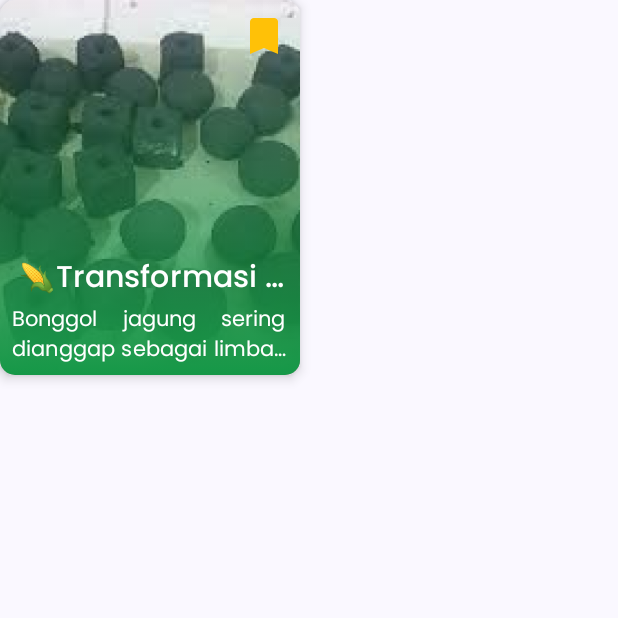
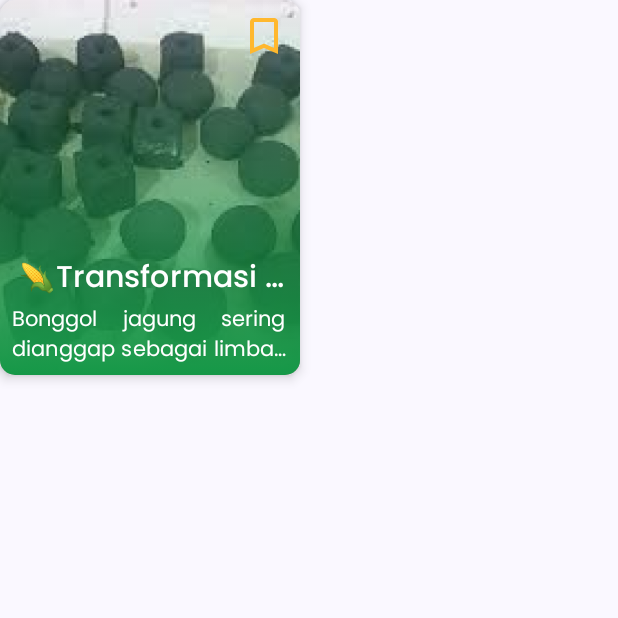
Before and after one commit to muhammadrofi12/Agrofy_App, an Android app built with Jetpack Compose: the composable CardArtikelItem called with sample values from the repository, on a phone screen of 412 x 824 dp, the top half of it. Run offline under Robolectric (Android 15) with nearby library versions, the phone set to English and light mode, and no system bars.

Commit message:
update theme.color & component cardArtikel, Video

```diff
--- a/app/src/main/java/com/example/agrofy_app/data/DummyData.kt
+++ b/app/src/main/java/com/example/agrofy_app/data/DummyData.kt
@@ -11,50 +11,71 @@ object DummyData {
             id = 1,
             judul = "Pembuatan Briket Dari Bongol Jagung",
             deskripsi = "Arang briket dari bonggol jagung adalah bahan bakar alternatif yang ramah lingkungan, terbuat dari limbah pertanian bonggol jagung yang kering. Proses pembuatannya meliputi pirolisis (pembakaran tanpa oksigen), penghalusan arang, pencampuran dengan bahan pengikat, pencetakan, dan pengeringan.",
+            tanggal = 25-10-2024,
+            kategori = "Jagung",
             duration = "03:35",
-            photo = R.drawable.video_thumb
+            photo = R.drawable.video_thumb,
+            file_video = "path file"
         ),
         Videos(
             id = 2,
             judul = "Pembuatan Briket Dari Bongol Jagung",
             deskripsi = "Lorem ipsum djdjddjdhhddahduidadnahdadoad",
+            tanggal = 25-10-2024,
+            kategori = "Jagung",
             duration = "03:35",
-            photo = R.drawable.video_thumb
+            photo = R.drawable.video_thumb,
+            file_video = "path file"
         ),
         Videos(
             id = 3,
             judul = "Pembuatan Briket Dari Bongol Jagung",
             deskripsi = "Lorem ipsum djdjddjdhhddahduidadnahdadoad",
+            tanggal = 25-10-2024,
+            kategori = "Jagung",
             duration = "03:35",
-            photo = R.drawable.video_thumb
+            photo = R.drawable.video_thumb,
+            file_video = "path file"
         ),
         Videos(
             id = 4,
             judul = "Pembuatan Briket Dari Bongol Jagung",
             deskripsi = "Lorem ipsum djdjddjdhhddahduidadnahdadoad",
+            tanggal = 25-10-2024,
+            kategori = "Jagung",
             duration = "03:35",
-            photo = R.drawable.video_thumb
+            photo = R.drawable.video_thumb,
+            file_video = "path file"
         ),
         Videos(
             id = 5,
             judul = "Pembuatan Briket Dari Bongol Jagung",
             deskripsi = "Lorem ipsum djdjddjdhhddahduidadnahdadoad",
+            tanggal = 25-10-2024,
+            kategori = "Jagung",
             duration = "03:35",
-            photo = R.drawable.video_thumb
+            photo = R.drawable.video_thumb,
+            file_video = "path file"
         ),
         Videos(
             id = 6,
             judul = "Pembuatan Briket Dari Bongol Jagung",
             deskripsi = "Lorem ipsum djdjddjdhhddahduidadnahdadoad",
+            tanggal = 25-10-2024,
+            kategori = "Jagung",
             duration = "03:35",
-            photo = R.drawable.video_thumb
+            photo = R.drawable.video_thumb,
+            file_video = "path file"
         ),
         Videos(
             id = 7,
             judul = "Pembuatan Briket Dari Bongol Jagung",
             deskripsi = "Lorem ipsum djdjddjdhhddahduidadnahdadoad",
+            tanggal = 25-10-2024,
+            kategori = "Jagung",
             duration = "03:35",
-            photo = R.drawable.video_thumb
+            photo = R.drawable.video_thumb,
+            file_video = "path file"
         ),
     )
 
@@ -62,31 +83,41 @@ object DummyData {
         Articles(
             id = 1,
             judul = "\uD83C\uDF3DTransformasi Bonggol Jagung Menjadi Briket Arang Berkualitas\uD83C\uDF31",
-            deskripsi = "Bonggol jagung sering dianggap sebagai limbah tak berguna dalam pertanian.",
+            konten = "Bonggol jagung sering dianggap sebagai limbah tak berguna dalam pertanian.",
+            tanggal = 25-10-2024,
+            kategori = "Jagung",
             photo = R.drawable.video_thumb
         ),
         Articles(
             id = 2,
             judul = "Cuan Dari Limbah Jagung",
-            deskripsi = "Produk kerajinan dari jagunng ini menghasilkan banyak cuan hingga ke negara tetangga...",
+            konten = "Produk kerajinan dari jagunng ini menghasilkan banyak cuan hingga ke negara tetangga...",
+            tanggal = 25-10-2024,
+            kategori = "Jagung",
             photo = R.drawable.video_thumb
         ),
         Articles(
             id = 3,
             judul = "Kompos Batang Pisang: Solusi Nutrisi Tanaman Alami",
-            deskripsi = "Bonggol jagung sering dianggap sebagai limbah tak berguna dalam pertanian.",
+            konten = "Bonggol jagung sering dianggap sebagai limbah tak berguna dalam pertanian.",
+            tanggal = 25-10-2024,
+            kategori = "Pisang",
             photo = R.drawable.video_thumb
         ),
         Articles(
             id = 4,
             judul = "\uD83C\uDF3DTransformasi Bonggol Jagung Menjadi Briket Arang Berkualitas\uD83C\uDF31",
-            deskripsi = "Pembuatan kompos dari batang pohon pisang yang cukup mudah ditiru.",
+            konten = "Pembuatan kompos dari batang pohon pisang yang cukup mudah ditiru.",
+            tanggal = 25-10-2024,
+            kategori = "Jagung",
             photo = R.drawable.video_thumb
         ),
         Articles(
             id = 5,
             judul = "Pemuda Serang Ubah Limbah Pelepah Pisang Jadi Sumber Ekonomi",
-            deskripsi = "Fatah Hasan (20) mengaku belajar membuat kerajinan dari sosok ayahnya dan kini dapat menghasilkan berbagai macam kerajinan dari pelepah pisang seperti vas bunga, kaligrafi, bingkai foto, kotak tisu, dan lukisan.",
+            konten = "Fatah Hasan (20) mengaku belajar membuat kerajinan dari sosok ayahnya dan kini dapat menghasilkan berbagai macam kerajinan dari pelepah pisang seperti vas bunga, kaligrafi, bingkai foto, kotak tisu, dan lukisan.",
+            tanggal = 25-10-2024,
+            kategori = "Pisang",
             photo = R.drawable.video_thumb
         ),
 
--- a/app/src/main/java/com/example/agrofy_app/models/Articles.kt
+++ b/app/src/main/java/com/example/agrofy_app/models/Articles.kt
@@ -3,6 +3,8 @@ package com.example.agrofy_app.models
 data class Articles(
     val id: Int,
     val judul: String,
-    val deskripsi: String,
+    val konten: String,
+    val tanggal: Int,
+    val kategori: String,
     val photo: Int,
 )
--- a/app/src/main/java/com/example/agrofy_app/models/Videos.kt
+++ b/app/src/main/java/com/example/agrofy_app/models/Videos.kt
@@ -4,6 +4,9 @@ data class Videos(
     val id: Int,
     val judul: String,
     val deskripsi: String,
+    val tanggal: Int,
+    val kategori: String,
     val duration: String,
     val photo: Int,
+    val file_video: String,
 )
--- a/app/src/main/java/com/example/agrofy_app/ui/components/CardArtikelItem.kt
+++ b/app/src/main/java/com/example/agrofy_app/ui/components/CardArtikelItem.kt
@@ -2,10 +2,11 @@ package com.example.agrofy_app.ui.components
 
 import androidx.compose.foundation.Image
 import androidx.compose.foundation.background
+import androidx.compose.foundation.clickable
 import androidx.compose.foundation.layout.*
 import androidx.compose.foundation.shape.RoundedCornerShape
 import androidx.compose.material3.*
-import androidx.compose.runtime.Composable
+import androidx.compose.runtime.*
 import androidx.compose.ui.Alignment
 import androidx.compose.ui.Modifier
 import androidx.compose.ui.graphics.Color
@@ -24,19 +25,21 @@ import com.example.agrofy_app.ui.theme.*
 
 @Composable
 fun CardArtikelItem(article: Articles, modifier: Modifier = Modifier) {
+    // State untuk Bookmark
+    var isBookmarked by remember { mutableStateOf(false) }
+
     Card(
         shape = RoundedCornerShape(10.dp),
         elevation = CardDefaults.cardElevation(5.dp),
         modifier = Modifier
             .width(200.dp)
             .height(250.dp)
-
     ) {
         Box(
             modifier = Modifier
                 .fillMaxSize()
         ) {
-
+            // Gambar utama
             Image(
                 painter = painterResource(id = article.photo),
                 contentDescription = null,
@@ -72,12 +75,11 @@ fun CardArtikelItem(article: Articles, modifier: Modifier = Modifier) {
                         overflow = TextOverflow.Ellipsis
                     )
                 }
-                Spacer(modifier = Modifier
-                    .height(4.dp))
+                Spacer(modifier = Modifier.height(4.dp))
 
                 // Deskripsi
                 Text(
-                    text = article.deskripsi,
+                    text = article.konten,
                     style = PoppinsRegular14.copy(color = Color.White),
                     maxLines = 2,
                     overflow = TextOverflow.Ellipsis,
@@ -86,13 +88,18 @@ fun CardArtikelItem(article: Articles, modifier: Modifier = Modifier) {
             }
 
             Icon(
-                painter = painterResource(id = R.drawable.bookmark_bold),
+                painter = painterResource(
+                    id = if (isBookmarked) R.drawable.bookmark_bold else R.drawable.bookmark
+                ),
                 contentDescription = null,
-                tint = Color(0xFFFFC107),
+                tint = Warning,
                 modifier = Modifier
                     .size(48.dp)
                     .align(Alignment.TopEnd)
                     .padding(8.dp)
+                    .clickable {
+                        isBookmarked = !isBookmarked
+                    }
             )
         }
     }
@@ -107,6 +114,8 @@ fun PreviewCustomCard() {
                 1,
                 "\uD83C\uDF3DTransformasi Bonggol Jagung Menjadi Briket Arang Berkualitas\uD83C\uDF31",
                 "Bonggol jagung sering dianggap sebagai limbah tak berguna dalam pertanian.",
+                25-10-2024,
+                "Jagung",
                 R.drawable.video_thumb
             ),
             modifier = Modifier.padding(16.dp)
--- a/app/src/main/java/com/example/agrofy_app/ui/components/VideoItem.kt
+++ b/app/src/main/java/com/example/agrofy_app/ui/components/VideoItem.kt
@@ -117,8 +117,11 @@ fun PreviewVideoItem() {
             1,
             "Pembuatan Briket Dari Bongol Jagung",
             "Arang briket dari bonggol jagung adalah bahan bakar alternatif yang ramah lingkungan, terbuat dari limbah pertanian bonggol jagung yang kering.",
+            25-10-2024,
+             "Jagung",
             "03:35",
-            R.drawable.video_thumb
+            R.drawable.video_thumb,
+           "path file"
         )
     ) }
 }
--- a/app/src/main/java/com/example/agrofy_app/ui/theme/Color.kt
+++ b/app/src/main/java/com/example/agrofy_app/ui/theme/Color.kt
@@ -2,12 +2,22 @@ package com.example.agrofy_app.ui.theme
 
 import androidx.compose.ui.graphics.Color
 
+// Green
 val GreenPrimary = Color(0xFF159847)
 val GreenHover = Color(0xFF15803E)
 val GreenActive = Color(0xFF166535)
 val GreenLight = Color(0xFFF0FDF4)
 
+// Brown
 val BrownPrimary = Color(0xFFAD5A10)
 val BrownHover = Color(0xFF8B4513)
 val BrownActive = Color(0xFF743A13)
 val BrownLight = Color(0xFFFEFCEC)
+
+// Validation
+val Warning = Color(0xFFFFB82E)
+val Error = Color(0xFFF93232)
+val BgWarning = Color(0xFFFFFBF4)
+val BgError = Color(0xFFFFF5F5)
+val StrokeWarning = Color(0xFFFFEAC1)
+val StrokeError = Color(0xFFFFD8D8)
```
